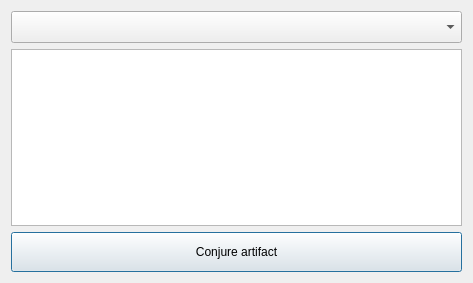
Before: the Qt Designer form QMoMDialogs/DialogAddArtifact.ui in jbalcomb/MoM-RTGT, drawn with Qt 5.
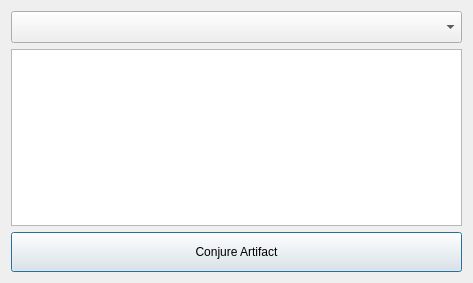
After: the same form once the commit is applied. Icons and pictures are not drawn.

```diff
--- a/QMoMDialogs/DialogAddArtifact.ui
+++ b/QMoMDialogs/DialogAddArtifact.ui
@@ -45,7 +45,7 @@
       </size>
      </property>
      <property name="text">
-      <string>Conjure artifact</string>
+      <string>Conjure Artifact</string>
      </property>
      <property name="icon">
       <iconset resource="../Resources/InteractiveGameTweaker.qrc">
```
